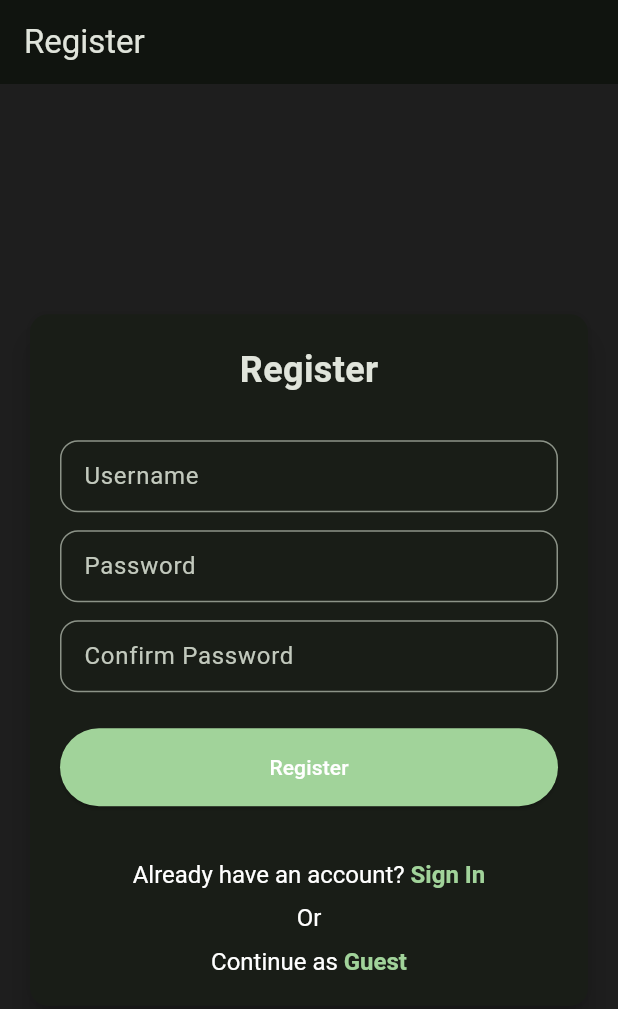
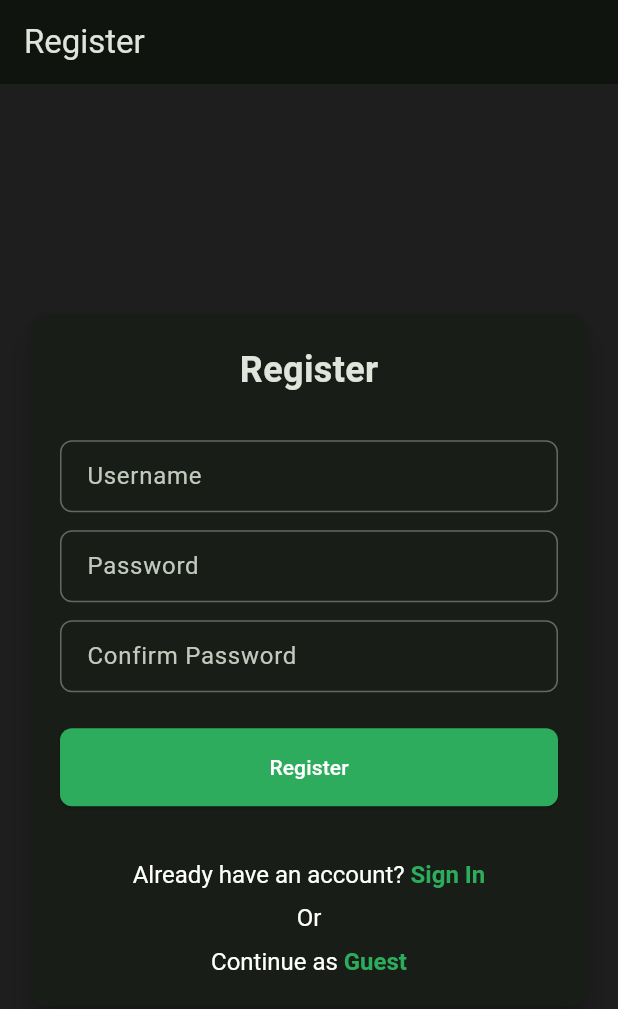
Before and after one commit to pbp-kelompok-a9/NobarPedia-mobile, a Flutter app: the RegisterPage screen opened directly, on a phone screen of 412 x 824 dp. Shown: the top 1009 px of the screen. Run offline on Flutter 3.47's test engine with Material 3 defaults, Android fonts, the phone set to English and light mode, and no system bars; missing offline and left inert: pbp_django_auth.

Commit message:
modify register styling

```diff
--- a/lib/account/screens/register.dart
+++ b/lib/account/screens/register.dart
@@ -48,15 +48,32 @@ class _RegisterPageState extends State<RegisterPage> {
                   const SizedBox(height: 30.0),
                   TextFormField(
                     controller: _usernameController,
-                    decoration: const InputDecoration(
+                    decoration: InputDecoration(
                       labelText: 'Username',
                       hintText: 'Enter your username',
+                      contentPadding: const EdgeInsets.symmetric(
+                        vertical: 12,
+                        horizontal: 14,
+                      ),
                       border: OutlineInputBorder(
-                        borderRadius: BorderRadius.all(Radius.circular(12.0)),
+                        borderRadius: BorderRadius.circular(8),
+                        borderSide: const BorderSide(color: Color(0xFF666666)),
                       ),
-                      contentPadding: EdgeInsets.symmetric(
-                        horizontal: 12.0,
-                        vertical: 8.0,
+                      enabledBorder: OutlineInputBorder(
+                        borderRadius: BorderRadius.circular(8),
+                        borderSide: const BorderSide(color: Color(0xFF666666)),
+                      ),
+                      focusedBorder: OutlineInputBorder(
+                        borderRadius: BorderRadius.circular(8),
+                        borderSide: const BorderSide(
+                          color: Color(0xFF2CAC5C),
+                          width: 2,
+                        ),
+                      ),
+                      hintStyle: const TextStyle(color: Colors.white70),
+                      floatingLabelStyle: const TextStyle(
+                        color: Color(0xFF2CAC5C),
+                        fontSize: 18,
                       ),
                     ),
                     validator: (value) {
@@ -69,15 +86,32 @@ class _RegisterPageState extends State<RegisterPage> {
                   const SizedBox(height: 12.0),
                   TextFormField(
                     controller: _passwordController,
-                    decoration: const InputDecoration(
+                    decoration: InputDecoration(
                       labelText: 'Password',
                       hintText: 'Enter your password',
+                      contentPadding: const EdgeInsets.symmetric(
+                        vertical: 12,
+                        horizontal: 14,
+                      ),
                       border: OutlineInputBorder(
-                        borderRadius: BorderRadius.all(Radius.circular(12.0)),
+                        borderRadius: BorderRadius.circular(8),
+                        borderSide: const BorderSide(color: Color(0xFF666666)),
                       ),
-                      contentPadding: EdgeInsets.symmetric(
-                        horizontal: 12.0,
-                        vertical: 8.0,
+                      enabledBorder: OutlineInputBorder(
+                        borderRadius: BorderRadius.circular(8),
+                        borderSide: const BorderSide(color: Color(0xFF666666)),
+                      ),
+                      focusedBorder: OutlineInputBorder(
+                        borderRadius: BorderRadius.circular(8),
+                        borderSide: const BorderSide(
+                          color: Color(0xFF2CAC5C),
+                          width: 2,
+                        ),
+                      ),
+                      hintStyle: const TextStyle(color: Colors.white70),
+                      floatingLabelStyle: const TextStyle(
+                        color: Color(0xFF2CAC5C),
+                        fontSize: 18,
                       ),
                     ),
                     obscureText: true,
@@ -91,15 +125,32 @@ class _RegisterPageState extends State<RegisterPage> {
                   const SizedBox(height: 12.0),
                   TextFormField(
                     controller: _confirmPasswordController,
-                    decoration: const InputDecoration(
+                    decoration: InputDecoration(
                       labelText: 'Confirm Password',
                       hintText: 'Confirm your password',
+                      contentPadding: const EdgeInsets.symmetric(
+                        vertical: 12,
+                        horizontal: 14,
+                      ),
                       border: OutlineInputBorder(
-                        borderRadius: BorderRadius.all(Radius.circular(12.0)),
+                        borderRadius: BorderRadius.circular(8),
+                        borderSide: const BorderSide(color: Color(0xFF666666)),
                       ),
-                      contentPadding: EdgeInsets.symmetric(
-                        horizontal: 12.0,
-                        vertical: 8.0,
+                      enabledBorder: OutlineInputBorder(
+                        borderRadius: BorderRadius.circular(8),
+                        borderSide: const BorderSide(color: Color(0xFF666666)),
+                      ),
+                      focusedBorder: OutlineInputBorder(
+                        borderRadius: BorderRadius.circular(8),
+                        borderSide: const BorderSide(
+                          color: Color(0xFF2CAC5C),
+                          width: 2,
+                        ),
+                      ),
+                      hintStyle: const TextStyle(color: Colors.white70),
+                      floatingLabelStyle: const TextStyle(
+                        color: Color(0xFF2CAC5C),
+                        fontSize: 18,
                       ),
                     ),
                     obscureText: true,
@@ -153,9 +204,12 @@ class _RegisterPageState extends State<RegisterPage> {
                     },
                     style: ElevatedButton.styleFrom(
                       foregroundColor: Colors.white,
+                      backgroundColor: const Color(0xFF2CAC5C),
                       minimumSize: Size(double.infinity, 50),
-                      backgroundColor: Theme.of(context).colorScheme.primary,
                       padding: const EdgeInsets.symmetric(vertical: 16.0),
+                      shape: RoundedRectangleBorder(
+                        borderRadius: BorderRadius.circular(8),
+                      ),
                     ),
                     child: const Text('Register'),
                   ),
@@ -168,7 +222,7 @@ class _RegisterPageState extends State<RegisterPage> {
                         TextSpan(
                           text: "Sign In",
                           style: TextStyle(
-                            color: Theme.of(context).colorScheme.primary,
+                            color: const Color(0xFF2CAC5C),
                             fontWeight: FontWeight.bold,
                           ),
                           recognizer: TapGestureRecognizer()
@@ -200,7 +254,7 @@ class _RegisterPageState extends State<RegisterPage> {
                         TextSpan(
                           text: "Guest",
                           style: TextStyle(
-                            color: Theme.of(context).colorScheme.primary,
+                            color: const Color(0xFF2CAC5C),
                             fontWeight: FontWeight.bold,
                           ),
                           recognizer: TapGestureRecognizer()
```
